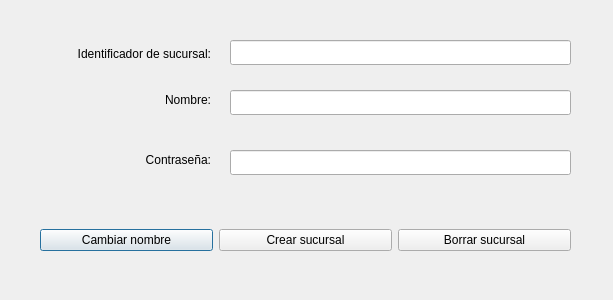
The window that Interfaz/modify_office.ui (Los-Pollitos/PI-Redes-Sistemas-Operativos) describes before a commit, drawn with Qt 5.
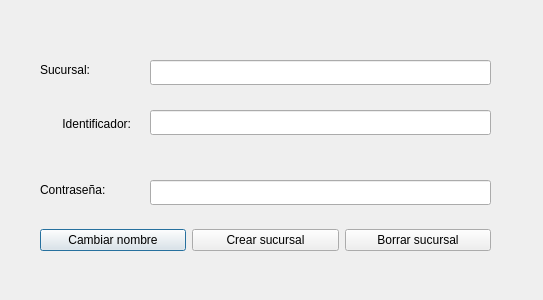
The same window after the commit.

```diff
--- a/Interfaz/modify_office.ui
+++ b/Interfaz/modify_office.ui
@@ -6,7 +6,7 @@
    <rect>
     <x>0</x>
     <y>0</y>
-    <width>613</width>
+    <width>543</width>
     <height>300</height>
    </rect>
   </property>
@@ -16,14 +16,14 @@
   <widget class="QLabel" name="employee">
    <property name="geometry">
     <rect>
-     <x>30</x>
-     <y>45</y>
-     <width>181</width>
+     <x>40</x>
+     <y>115</y>
+     <width>91</width>
      <height>17</height>
     </rect>
    </property>
    <property name="text">
-    <string>Identificador de sucursal:</string>
+    <string>Identificador:</string>
    </property>
    <property name="alignment">
     <set>Qt::AlignRight|Qt::AlignTrailing|Qt::AlignVCenter</set>
@@ -32,24 +32,24 @@
   <widget class="QLabel" name="label2">
    <property name="geometry">
     <rect>
-     <x>80</x>
-     <y>90</y>
-     <width>131</width>
+     <x>40</x>
+     <y>60</y>
+     <width>91</width>
      <height>20</height>
     </rect>
    </property>
    <property name="text">
-    <string>Nombre:</string>
+    <string>Sucursal:</string>
    </property>
    <property name="alignment">
-    <set>Qt::AlignRight|Qt::AlignTrailing|Qt::AlignVCenter</set>
+    <set>Qt::AlignLeading|Qt::AlignLeft|Qt::AlignVCenter</set>
    </property>
   </widget>
   <widget class="QLineEdit" name="name">
    <property name="geometry">
     <rect>
-     <x>230</x>
-     <y>90</y>
+     <x>150</x>
+     <y>60</y>
      <width>341</width>
      <height>25</height>
     </rect>
@@ -58,8 +58,8 @@
   <widget class="QLineEdit" name="password">
    <property name="geometry">
     <rect>
-     <x>230</x>
-     <y>150</y>
+     <x>150</x>
+     <y>180</y>
      <width>341</width>
      <height>25</height>
     </rect>
@@ -71,8 +71,8 @@
   <widget class="QLabel" name="label1">
    <property name="geometry">
     <rect>
-     <x>80</x>
-     <y>150</y>
+     <x>40</x>
+     <y>180</y>
      <width>131</width>
      <height>20</height>
     </rect>
@@ -81,7 +81,7 @@
     <string>Contraseña:</string>
    </property>
    <property name="alignment">
-    <set>Qt::AlignRight|Qt::AlignTrailing|Qt::AlignVCenter</set>
+    <set>Qt::AlignLeading|Qt::AlignLeft|Qt::AlignVCenter</set>
    </property>
   </widget>
   <widget class="QWidget" name="horizontalLayoutWidget">
@@ -89,7 +89,7 @@
     <rect>
      <x>40</x>
      <y>220</y>
-     <width>531</width>
+     <width>451</width>
      <height>41</height>
     </rect>
    </property>
@@ -120,8 +120,8 @@
   <widget class="QLineEdit" name="id">
    <property name="geometry">
     <rect>
-     <x>230</x>
-     <y>40</y>
+     <x>150</x>
+     <y>110</y>
      <width>341</width>
      <height>25</height>
     </rect>
```
Left out of the diff: 2 changed lines with no effect on the pictures.
